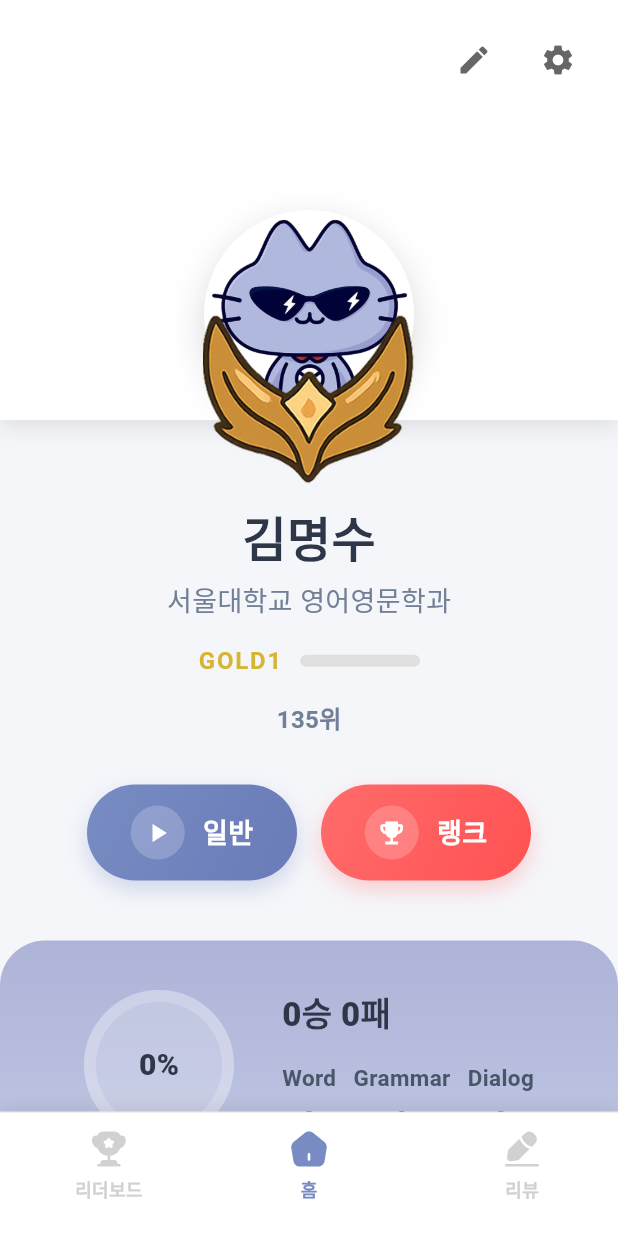
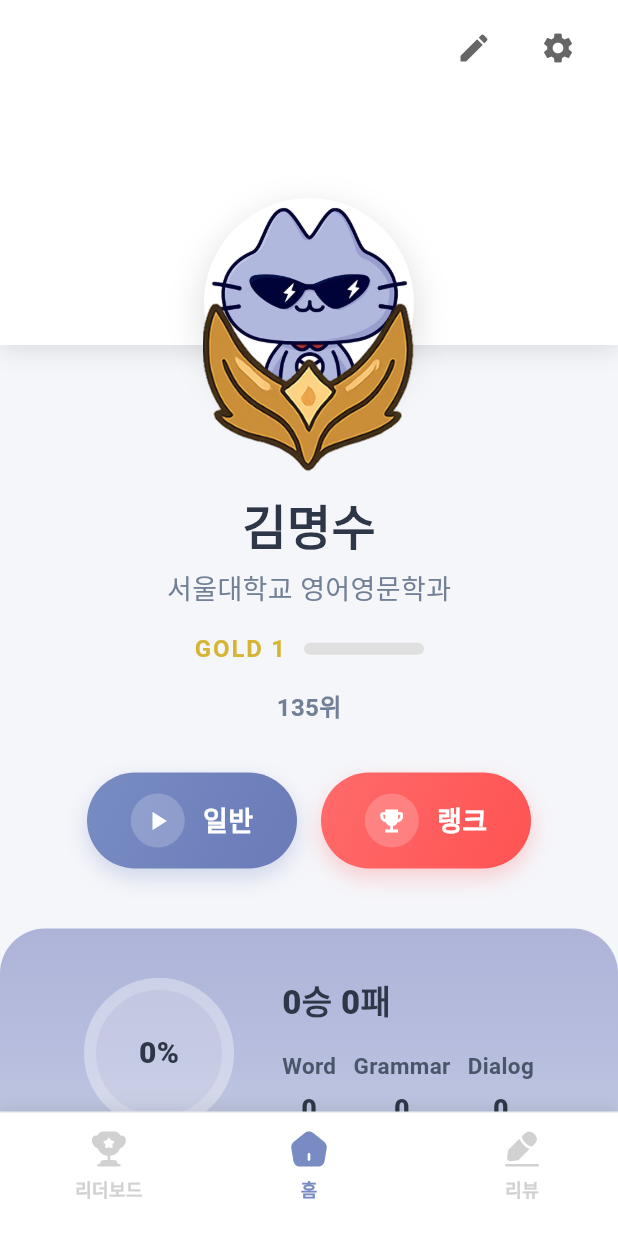
Before and after one commit to yen1011/Englitz, a Flutter app: the screen it shows after launch, on a phone screen of 412 x 824 dp. Run offline on Flutter 3.47's test engine with Material 3 defaults, Android fonts, the phone set to English and light mode, and no system bars; our stand-ins replace flutter_svg, image_picker; Roboto replaces fonts that are missing (Pretendard); project files that could hold a hidden picture were left out.

Commit message:
demo final version

```diff
--- a/lib/models/game_question.dart
+++ b/lib/models/game_question.dart
@@ -43,9 +43,9 @@
       case QuestionType.word:
         return 3; // 3초
       case QuestionType.grammar:
-        return 5; // 5초
+        return 8; // 8초 (3초 증가)
       case QuestionType.dialog:
-        return 5; // 5초
+        return 8; // 8초 (3초 증가)
     }
   }
 
--- a/lib/screens/home_screen.dart
+++ b/lib/screens/home_screen.dart
@@ -36,7 +36,7 @@
               children: [
                 // 배경 사각형 (최상단부터 프로필 이미지 중간까지)
                 Container(
-                  height: 280 + MediaQuery.of(context).padding.top, // 상태바 영역까지 포함
+                  height: 230 + MediaQuery.of(context).padding.top, // 상태바 영역까지 포함
                   width: double.infinity,
                   decoration: BoxDecoration(
                     color: Colors.white, // 흰색 배경
@@ -54,11 +54,11 @@
                 // 상단 콘텐츠
                 Column(
                   children: [
-                    // 상태바 영역을 위한 패딩
-                    SizedBox(height: MediaQuery.of(context).padding.top),
+                    // 상태바 영역을 위한 패딩 (줄임)
+                    SizedBox(height: MediaQuery.of(context).padding.top - 20),
                     // 상단 설정 버튼과 프로필 수정 버튼
                     Padding(
-                      padding: const EdgeInsets.all(16.0),
+                      padding: const EdgeInsets.fromLTRB(16.0, 8.0, 16.0, 16.0),
                       child: Row(
                         mainAxisAlignment: MainAxisAlignment.end,
                         children: [
--- a/lib/services/user_service.dart
+++ b/lib/services/user_service.dart
@@ -32,12 +32,31 @@
     _currentTier = tier;
   }
 
+  // 티어 포맷팅 (띄어쓰기 추가)
+  static String formatTier(String tier) {
+    // GOLD1 -> GOLD 1, SILVER2 -> SILVER 2 등으로 변환
+    final RegExp regex = RegExp(r'^([A-Z]+)(\d+)$');
+    final Match? match = regex.firstMatch(tier);
+
+    if (match != null) {
+      final String tierName = match.group(1)!;
+      final String tierNumber = match.group(2)!;
+      return '$tierName $tierNumber';
+    }
+
+    // 패턴이 맞지 않으면 원본 반환
+    return tier;
+  }
+
+  // 현재 티어를 포맷팅해서 반환
+  static String get formattedCurrentTier => formatTier(_currentTier);
+
   // 현재 사용자 정보를 RecentMatch에서 사용할 수 있도록 제공
   static Map<String, dynamic> getCurrentUserInfo() {
     return {
       'name': _userName,
       'organization': _userOrganization,
-      'tier': _currentTier,
+      'tier': formatTier(_currentTier), // 포맷팅된 티어 반환
     };
   }
 
--- a/lib/widgets/game_result_popup.dart
+++ b/lib/widgets/game_result_popup.dart
@@ -62,8 +62,8 @@
     _fadeController.forward();
     _scaleController.forward();
 
-    // 5초 후 자동으로 사라지기
-    Future.delayed(const Duration(seconds: 5), () {
+    // 3.5초 후 자동으로 사라지기
+    Future.delayed(const Duration(seconds: 3, milliseconds: 500), () {
       if (mounted) {
         _hidePopup();
       }
--- a/lib/widgets/user_profile_header.dart
+++ b/lib/widgets/user_profile_header.dart
@@ -101,7 +101,7 @@
     ScaffoldMessenger.of(context).showSnackBar(
       SnackBar(
         content: Text(
-          '축하합니다! $_currentTier로 승급했습니다! 🎉',
+          '축하합니다! ${UserService.formatTier(_currentTier)}로 승급했습니다! 🎉',
           style: const TextStyle(
             color: Colors.black,
             fontWeight: FontWeight.bold,
@@ -444,7 +444,7 @@
           children: [
             // 현재 티어 텍스트
             Text(
-              _currentTier,
+              UserService.formatTier(_currentTier),
               style: TextStyle(
                 fontSize: 16,
                 fontWeight: FontWeight.bold,
```
Also changed, not shown: lib/screens/rank_game_screen.dart (+52 -35 lines), lib/widgets/top_rankers.dart (+4 -4 lines), lib/widgets/top_teams.dart (+4 -4 lines).
